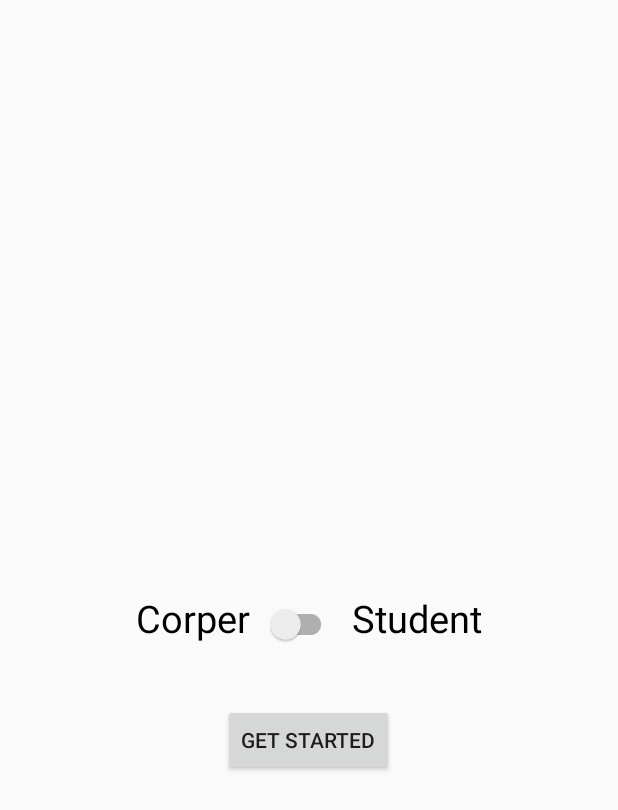
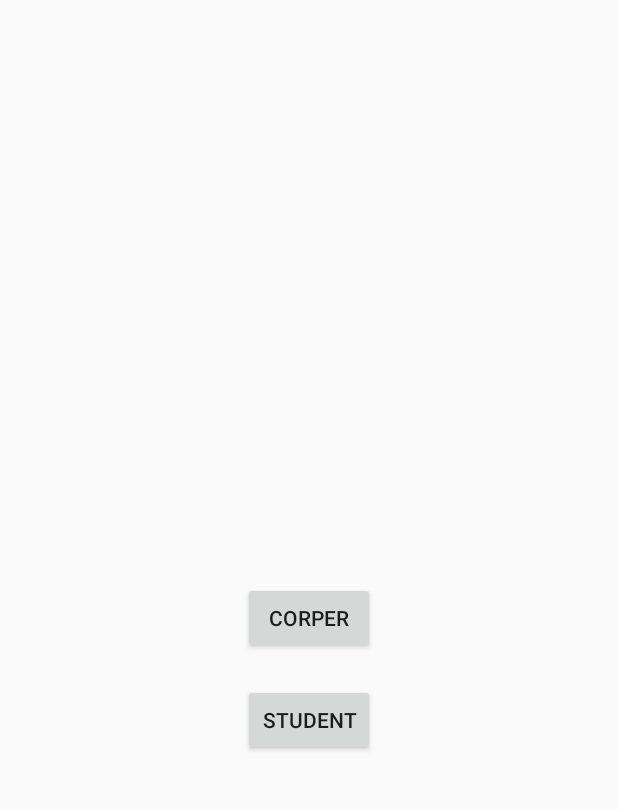
Before and after one commit to OganBelema/CodeDenim, an Android app: the screen it shows after launch (StarterActivity), on a phone screen of 412 x 824 dp. Shown: the top 810 px of the screen. Run offline under Robolectric (Android 15) with nearby library versions, the phone set to English and light mode, and no system bars.

Commit message:
Changed the starterActivity layout and added enroll button to course detail

```diff
--- a/app/src/main/AndroidManifest.xml
+++ b/app/src/main/AndroidManifest.xml
@@ -50,7 +50,8 @@
         <activity
             android:name=".Register.CorperReg"
             android:label="@string/title_activity_corper_reg"
-            android:parentActivityName=".Login.CorperLoginActivity"></activity>
+            android:parentActivityName=".Login.CorperLoginActivity" />
+        <activity android:name=".Courses.ModuleActivity"></activity>
     </application>
 
 </manifest>
--- a/app/src/main/java/com/example/ogan/codedenim/Adapters/CoursesActivityAdapter.java
+++ b/app/src/main/java/com/example/ogan/codedenim/Adapters/CoursesActivityAdapter.java
@@ -12,9 +12,11 @@ import android.widget.TextView;
 
 import com.example.ogan.codedenim.Courses.CourseDetailActivity;
 import com.example.ogan.codedenim.Gson.Categories.Course;
+import com.example.ogan.codedenim.Gson.CourseGson.Module;
 import com.example.ogan.codedenim.Gson.CourseGson.CoursesApi;
 import com.example.ogan.codedenim.R;
 
+import java.io.Serializable;
 import java.util.ArrayList;
 import java.util.List;
 
@@ -56,6 +58,9 @@ public class CoursesActivityAdapter extends RecyclerView.Adapter<CoursesActivity
                 String courseCode = courses.get(position).getCourseCode();
                 int expectedTime = courses.get(position).getExpectedTime();
                 List<Object> instructors = courses.get(position).getInstructors();
+                ArrayList<Module> modules = courses.get(position).getModules();
+
+
 
                 Intent intent = new Intent(context, CourseDetailActivity.class);
                 intent.putExtra("courseName", courseName);
--- a/app/src/main/java/com/example/ogan/codedenim/Login/CorperLoginActivity.java
+++ b/app/src/main/java/com/example/ogan/codedenim/Login/CorperLoginActivity.java
@@ -19,6 +19,7 @@ import android.widget.AutoCompleteTextView;
 import android.widget.Button;
 import android.widget.EditText;
 import android.widget.TextView;
+import android.widget.Toast;
 
 import java.io.IOException;
 
@@ -242,8 +243,7 @@ public class CorperLoginActivity extends AppCompatActivity {
                 Intent intent = new Intent(getApplicationContext(), MainActivity.class);
                 startActivity(intent);
             } else {
-                mPasswordView.setError(getString(R.string.error_incorrect_password));
-                mPasswordView.requestFocus();
+                Toast.makeText(getApplicationContext(), "Wrong email or password", Toast.LENGTH_SHORT).show();
             }
         }
 
--- a/app/src/main/java/com/example/ogan/codedenim/MainActivity.java
+++ b/app/src/main/java/com/example/ogan/codedenim/MainActivity.java
@@ -52,7 +52,10 @@ public class MainActivity extends AppCompatActivity
         if (drawer.isDrawerOpen(GravityCompat.START)) {
             drawer.closeDrawer(GravityCompat.START);
         } else {
-            super.onBackPressed();
+            //prevent logged in user from returning to login page
+            Intent intent = new Intent(Intent.ACTION_MAIN);
+                intent.addCategory(Intent.CATEGORY_HOME);
+                startActivity(intent);
         }
     }
 
--- a/app/src/main/java/com/example/ogan/codedenim/StarterActivity.java
+++ b/app/src/main/java/com/example/ogan/codedenim/StarterActivity.java
@@ -12,27 +12,28 @@ import com.example.ogan.codedenim.Login.StudentLoginActivity;
 
 public class StarterActivity extends AppCompatActivity {
 
-    private SwitchCompat switchCompat;
-    private Button getStarted;
 
     @Override
     protected void onCreate(Bundle savedInstanceState) {
         super.onCreate(savedInstanceState);
         setContentView(R.layout.activity_starter);
 
-        switchCompat = (SwitchCompat) findViewById(R.id.userPick);
-        getStarted = (Button) findViewById(R.id.button);
+        Button corperBtn = (Button) findViewById(R.id.button_corper);
+        Button studentBtn = (Button) findViewById(R.id.button_student);
 
-        getStarted.setOnClickListener(new View.OnClickListener() {
+        corperBtn.setOnClickListener(new View.OnClickListener() {
             @Override
-            public void onClick(View v) {
-                if(switchCompat.isChecked()){
-                    Intent intent = new Intent(getApplicationContext(), StudentLoginActivity.class);
-                    startActivity(intent);
-                } else {
-                    Intent intent = new Intent(getApplicationContext(), CorperLoginActivity.class);
-                    startActivity(intent);
-                }
+            public void onClick(View view) {
+                Intent intent = new Intent(getApplicationContext(), CorperLoginActivity.class);
+                startActivity(intent);
+            }
+        });
+
+        studentBtn.setOnClickListener(new View.OnClickListener() {
+            @Override
+            public void onClick(View view) {
+                Intent intent = new Intent(getApplicationContext(), StudentLoginActivity.class);
+                startActivity(intent);
             }
         });
     }
--- a/app/src/main/res/layout/activity_starter.xml
+++ b/app/src/main/res/layout/activity_starter.xml
@@ -4,46 +4,23 @@
     xmlns:tools="http://schemas.android.com/tools"
     android:layout_width="match_parent"
     android:layout_height="match_parent"
-    android:orientation="vertical"
     tools:context="com.example.ogan.codedenim.StarterActivity">
 
-    <LinearLayout
+    <Button
+        android:id="@+id/button_corper"
         android:layout_width="wrap_content"
         android:layout_height="wrap_content"
-        android:orientation="horizontal"
-        android:id="@+id/linearLayout"
-        android:layout_centerInParent="true">
-        <TextView
-            android:layout_width="wrap_content"
-            android:layout_height="wrap_content"
-            android:text="Corper"
-            android:layout_marginRight="10dp"
-            android:textSize="25sp"
-            android:textColor="@android:color/black"/>
-
-        <android.support.v7.widget.SwitchCompat
-            android:id="@+id/userPick"
-            android:layout_width="wrap_content"
-            android:layout_height="wrap_content"
-            android:checked="false"/>
-
-        <TextView
-            android:layout_width="wrap_content"
-            android:layout_height="wrap_content"
-            android:layout_marginLeft="10dp"
-            android:text="Student"
-            android:textSize="25sp"
-            android:textColor="@android:color/black"/>
-
-    </LinearLayout>
+        android:layout_centerInParent="true"
+        android:text="Corper"/>
 
     <Button
-        android:id="@+id/button"
+        android:id="@+id/button_student"
         android:layout_width="wrap_content"
         android:layout_height="wrap_content"
-        android:layout_below="@id/linearLayout"
-        android:layout_marginTop="40dp"
+        android:layout_gravity="center"
         android:layout_centerInParent="true"
-        android:text="Get Started" />
+        android:layout_below="@id/button_corper"
+        android:layout_marginTop="20dp"
+        android:text="Student" />
 
 </RelativeLayout>
```
Also changed, not shown: app/src/main/java/com/example/ogan/codedenim/Courses/CourseDetailActivity.java (+12 -0 lines), app/src/main/java/com/example/ogan/codedenim/Courses/ModuleActivity.java (added, +15 -0 lines), app/src/main/java/com/example/ogan/codedenim/Gson/CourseGson/CoursesApi.java (+4 -3 lines), app/src/main/java/com/example/ogan/codedenim/Gson/CourseGson/GetModule.java (added, +16 -0 lines), app/src/main/res/layout/activity_course_detail.xml (+8 -0 lines), app/src/main/res/layout/activity_module.xml (added, +9 -0 lines).
